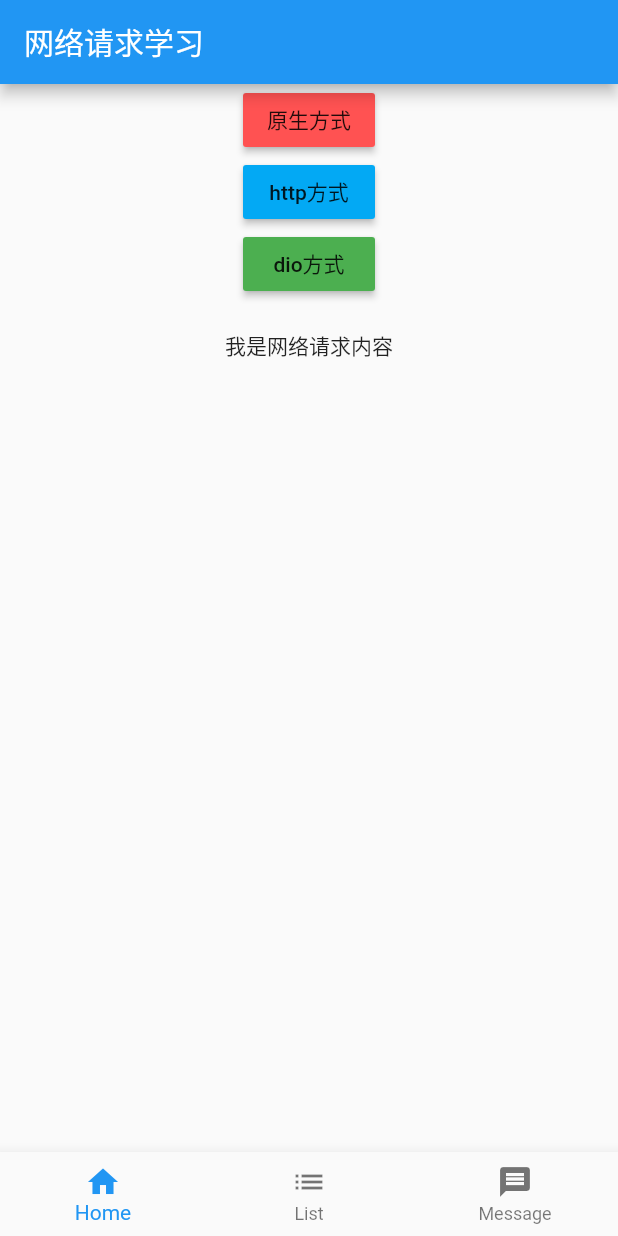
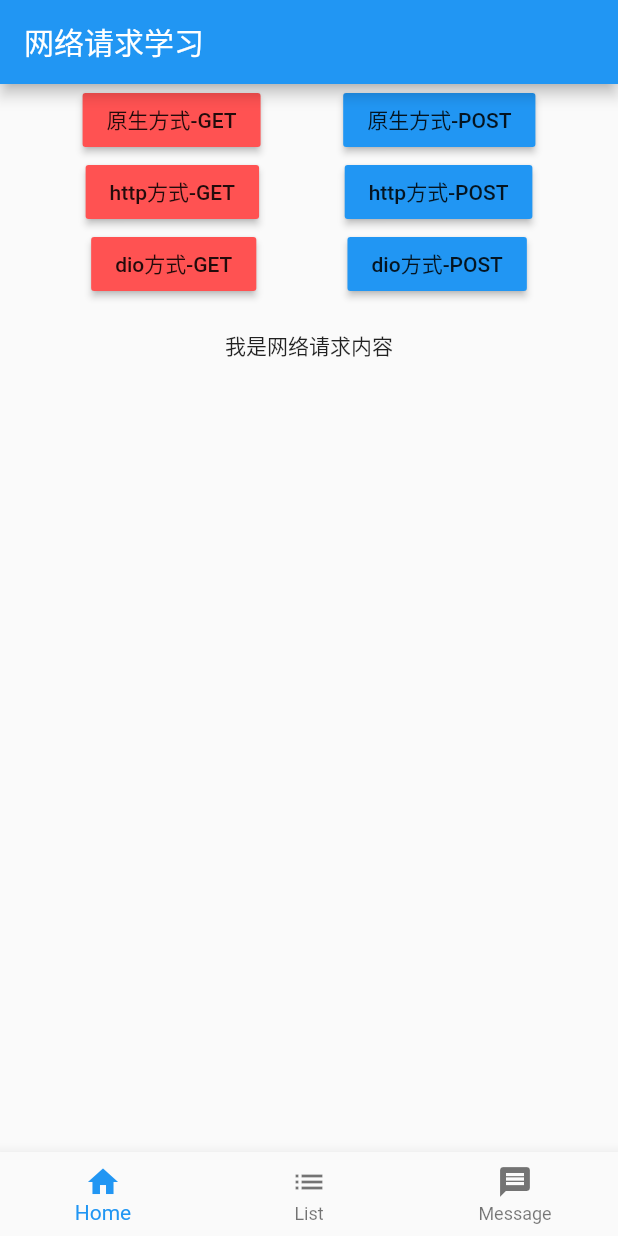
Before and after one commit to ldlywt/flutter_demo, a Flutter app: the screen it shows after launch, on a phone screen of 412 x 824 dp. Run offline on Flutter 3.47's test engine with Material 2 defaults, Android fonts, the phone set to English and light mode, and no system bars; our stand-ins replace dio.

Commit message:
完成网络请求的三种post方式

```diff
--- a/lib/pages/FirstPage.dart
+++ b/lib/pages/FirstPage.dart
@@ -13,8 +13,12 @@ class FirstPage extends StatefulWidget {
 class FirstPageState extends State<FirstPage> {
   String _content = "我是网络请求内容";
   var url_1 = "http://www.weather.com.cn/data/sk/101110101.html"; //西安
-  var url_2 = "http://mobile.weather.com.cn/data/sk/101010100.html?_=1381891661455"; //北京
-  var url_3 = "http://mobile.weather.com.cn/data/sk/101280601.html?=1381891661455"; //深圳
+  var url_2 =
+      "http://mobile.weather.com.cn/data/sk/101010100.html?_=1381891661455"; //北京
+  var url_3 =
+      "http://mobile.weather.com.cn/data/sk/101280601.html?=1381891661455"; //深圳
+  var url_post =
+      "http://www.wanandroid.com/user/login"; //username : hellonews，password :123456
 
   @override
   Widget build(BuildContext context) {
@@ -25,25 +29,32 @@ class FirstPageState extends State<FirstPage> {
       body: new Center(
           child: Column(
             children: <Widget>[
-              new RaisedButton(
-                onPressed: getNet_1,
-                color: Colors.redAccent,
-                child: new Text("原生方式"),
-              ),
-              RaisedButton(
-                color: Colors.lightBlue,
-                onPressed: getNet_2,
-                child: new Text("http方式"),
-              ),
-              RaisedButton(
-                onPressed: getNet_3,
-                color: Colors.green,
-                child: new Text("dio方式"),
-              ),
+              buildRow(getNet_1, "原生方式-GET", postNet_1, "原生方式-POST"),
+              buildRow(getNet_2, "http方式-GET", postNet_2, "http方式-POST"),
+              buildRow(getNet_2, "dio方式-GET", postNet_3, "dio方式-POST"),
               new Padding(
                   padding: EdgeInsets.all(20.0), child: new Text(_content))
             ],
           )),
+    );
+  }
+
+  Row buildRow(VoidCallback method1, String text1, VoidCallback method2,
+      String text2) {
+    return new Row(
+      mainAxisAlignment: MainAxisAlignment.spaceEvenly,
+      children: <Widget>[
+        new RaisedButton(
+          onPressed: method1,
+          color: Colors.redAccent,
+          child: new Text(text1),
+        ),
+        new RaisedButton(
+          onPressed: method2,
+          child: new Text(text2),
+          color: Colors.blue,
+        )
+      ],
     );
   }
 
@@ -58,11 +69,33 @@ class FirstPageState extends State<FirstPage> {
     setState(() {});
   }
 
+  //https://stackoverflow.com/questions/21491543/how-to-do-post-in-dart-command-line-httpclient
+  void postNet_1() async {
+    debugPrint("原生的网络请求方式--->post");
+    _content = "找了很久，貌似只能用http或者dio，见\n"
+        "https://stackoverflow.com/questions/21491543/how-to-do-post-in-dart-command-line-httpclient";
+    setState(() {});
+  }
+
   //现在好像不用导入依赖了
   void getNet_2() async {
     debugPrint("使用http网络请求--->get");
     var client = http.Client();
     http.Response response = await client.get(url_2);
+    _content = response.body;
+    setState(() {});
+  }
+
+  /// If [body] is a Map, it's encoded as form fields using [encoding]. The
+  /// content-type of the request will be set to
+  /// `"application/x-www-form-urlencoded"`;
+  void postNet_2() async {
+    var params = Map<String, String>();
+    params["username"] = "hellonews";
+    params["password"] = "123456";
+
+    var client = http.Client();
+    var response = await client.post(url_post, body: params);
     _content = response.body;
     setState(() {});
   }
@@ -75,4 +108,20 @@ class FirstPageState extends State<FirstPage> {
     _content = response.data.toString();
     setState(() {});
   }
+
+  void postNet_3() async {
+//不能用这种方式
+//    var params = Map<String, String>();
+//    params["username"] = "hellonews";
+//    params["password"] = "123456";
+    FormData formData = new FormData.from({
+      "username": "hellonews",
+      "password": 123456,
+    });
+
+    var dio = new Dio();
+    var response = await dio.post(url_post, data: formData);
+    _content = response.data.toString();
+    setState(() {});
+  }
 }
```
